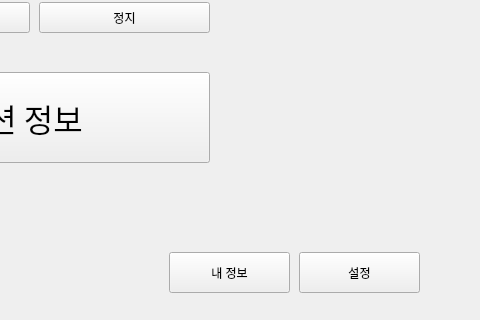
First picture: the form in timer.ui, repository vbnm134678/Studium., before the edit; both pictures show x 521 to 1001 and y 348 to 668 of the 1001 by 668 pixel window.
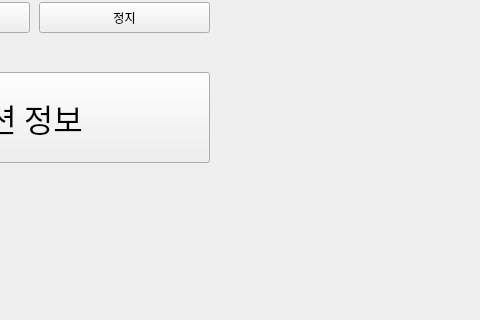
Second picture: the form after the edit.

Patch:
```diff
--- a/timer.ui
+++ b/timer.ui
@@ -26,19 +26,6 @@
     <string>정지</string>
    </property>
   </widget>
-  <widget class="QToolButton" name="toolButton_3">
-   <property name="geometry">
-    <rect>
-     <x>820</x>
-     <y>600</y>
-     <width>121</width>
-     <height>41</height>
-    </rect>
-   </property>
-   <property name="text">
-    <string>설정</string>
-   </property>
-  </widget>
   <widget class="QPushButton" name="pushButton_2">
    <property name="geometry">
     <rect>
@@ -107,19 +94,6 @@
     <string>시작</string>
    </property>
   </widget>
-  <widget class="QToolButton" name="toolButton_2">
-   <property name="geometry">
-    <rect>
-     <x>690</x>
-     <y>600</y>
-     <width>121</width>
-     <height>41</height>
-    </rect>
-   </property>
-   <property name="text">
-    <string>내 정보</string>
-   </property>
-  </widget>
  </widget>
  <resources/>
  <connections/>
```
